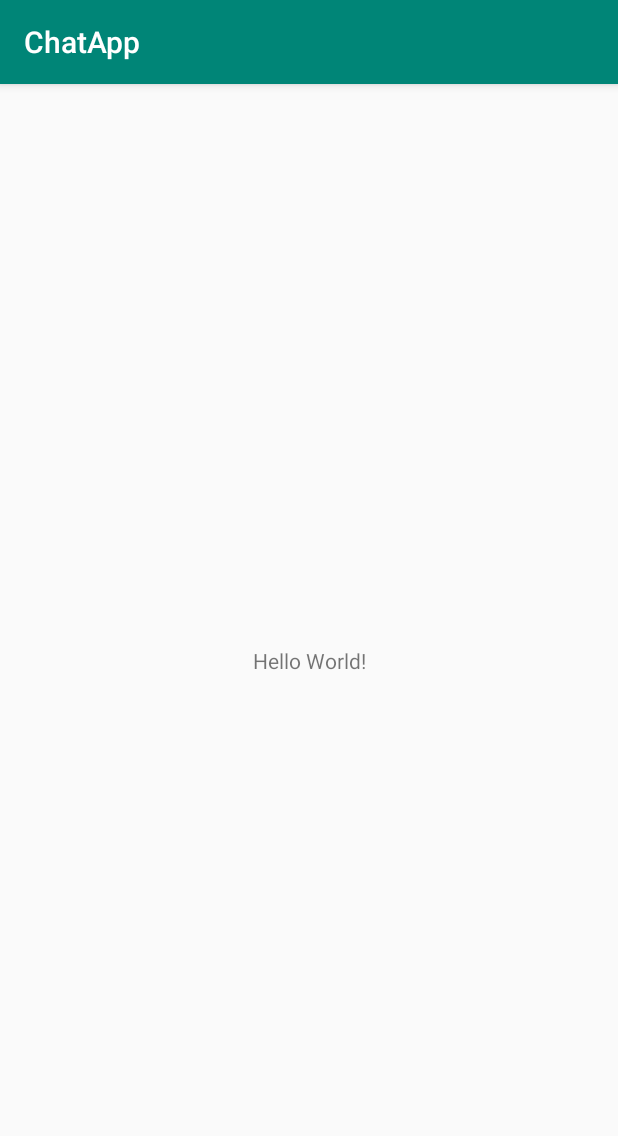
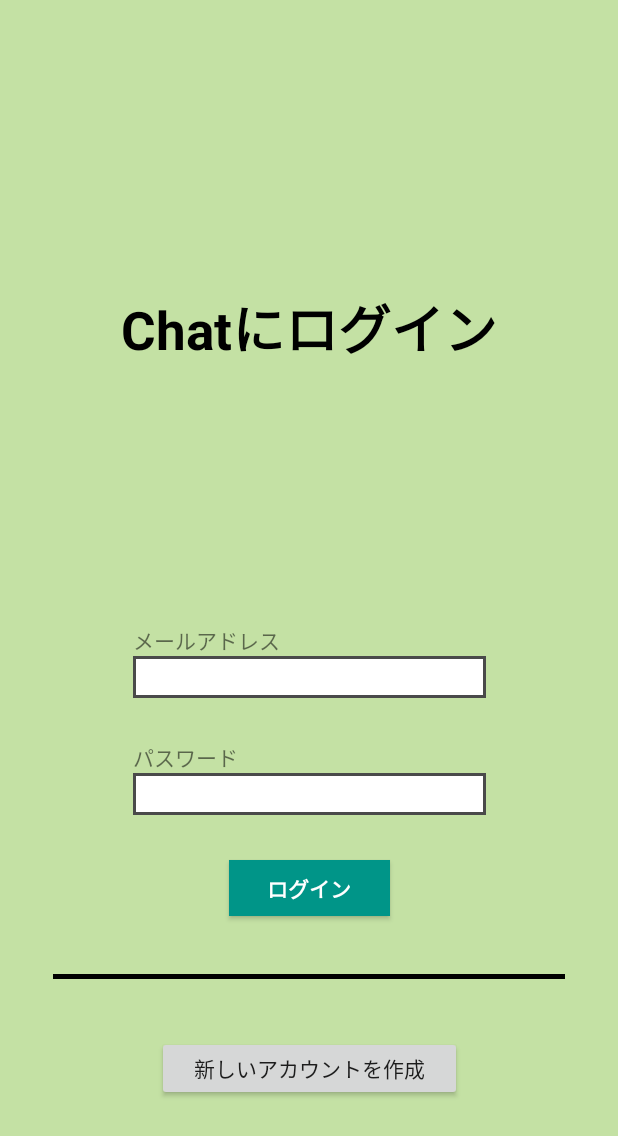
Before and after one commit to Hiroki-Itou/Chat_Application, an Android app: the screen it shows after launch (MainActivity), on a phone screen of 412 x 824 dp. Shown: the top 1136 px of the screen. Run offline under Robolectric (Android 15) with nearby library versions, the phone set to English and light mode, and no system bars.

Commit message:
ログイン画面の作成

```diff
--- a/app/src/main/java/com/basscolor/chatapp/MainActivity.kt
+++ b/app/src/main/java/com/basscolor/chatapp/MainActivity.kt
@@ -7,6 +7,6 @@ class MainActivity : AppCompatActivity() {
 
     override fun onCreate(savedInstanceState: Bundle?) {
         super.onCreate(savedInstanceState)
-        setContentView(R.layout.activity_main)
+        setContentView(R.layout.login_activity)
     }
 }
--- /dev/null
+++ b/app/src/main/res/drawable/view_frame.xml
@@ -0,0 +1,5 @@
+<?xml version="1.0" encoding="utf-8"?>
+<shape xmlns:android="http://schemas.android.com/apk/res/android">
+    <stroke android:width="2dp" android:color="#4a4a4a" />
+    <solid android:color="#ffff" />
+</shape>
--- /dev/null
+++ b/app/src/main/res/layout/login_activity.xml
@@ -0,0 +1,112 @@
+<?xml version="1.0" encoding="utf-8"?>
+<androidx.constraintlayout.widget.ConstraintLayout xmlns:android="http://schemas.android.com/apk/res/android"
+    xmlns:app="http://schemas.android.com/apk/res-auto"
+    xmlns:tools="http://schemas.android.com/tools"
+    android:layout_width="match_parent"
+    android:layout_height="match_parent"
+    android:background="#c4e1a4">
+
+    <TextView
+        android:id="@+id/textView"
+        android:layout_width="288dp"
+        android:layout_height="56dp"
+        android:fontFamily="sans-serif"
+        android:gravity="center"
+        android:text="Chatにログイン"
+        android:textAllCaps="false"
+        android:textColor="#000000"
+        android:textSize="35dp"
+        android:textStyle="bold"
+        app:layout_constraintBottom_toTopOf="@+id/editText2"
+        app:layout_constraintEnd_toEndOf="parent"
+        app:layout_constraintStart_toStartOf="parent"
+        app:layout_constraintTop_toTopOf="parent" />
+
+    <View
+        android:layout_width="fill_parent"
+        android:layout_height="3dp"
+        android:layout_marginStart="35dp"
+        android:layout_marginLeft="35dp"
+        android:layout_marginEnd="35dp"
+        android:layout_marginRight="35dp"
+        android:background="#000000"
+        app:layout_constraintBottom_toTopOf="@+id/button2"
+        app:layout_constraintEnd_toEndOf="parent"
+        app:layout_constraintStart_toStartOf="parent"
+        app:layout_constraintTop_toBottomOf="@+id/button" />
+
+    <TextView
+        android:id="@+id/textView2"
+        android:layout_width="wrap_content"
+        android:layout_height="wrap_content"
+        android:gravity="center"
+        android:text="メールアドレス"
+        app:layout_constraintBottom_toTopOf="@+id/editText2"
+        app:layout_constraintEnd_toEndOf="@+id/editText2"
+        app:layout_constraintHorizontal_bias="0.0"
+        app:layout_constraintStart_toStartOf="@+id/editText2" />
+
+    <TextView
+        android:id="@+id/textView3"
+        android:layout_width="wrap_content"
+        android:layout_height="wrap_content"
+        android:text="パスワード"
+        app:layout_constraintBottom_toTopOf="@+id/editText"
+        app:layout_constraintEnd_toEndOf="@+id/editText"
+        app:layout_constraintHorizontal_bias="0.0"
+        app:layout_constraintStart_toStartOf="@+id/editText" />
+
+    <Button
+        android:id="@+id/button"
+        android:layout_width="107dp"
+        android:layout_height="37dp"
+        android:layout_marginBottom="80dp"
+        android:background="#009588"
+        android:text="ログイン"
+        android:textColor="#ffff"
+        android:textStyle="bold"
+        app:layout_constraintBottom_toTopOf="@+id/button2"
+        app:layout_constraintEnd_toEndOf="parent"
+        app:layout_constraintStart_toStartOf="parent" />
+
+    <EditText
+        android:id="@+id/editText2"
+        android:layout_width="235dp"
+        android:layout_height="28dp"
+        android:layout_marginBottom="50dp"
+        android:background="@drawable/view_frame"
+        android:ems="10"
+        android:inputType="textEmailAddress"
+        android:paddingLeft="5dp"
+        android:paddingTop="0.5dp"
+        android:paddingRight="5dp"
+        app:layout_constraintBottom_toTopOf="@+id/editText"
+        app:layout_constraintEnd_toEndOf="parent"
+        app:layout_constraintStart_toStartOf="parent" />
+
+    <EditText
+        android:id="@+id/editText"
+        android:layout_width="235dp"
+        android:layout_height="28dp"
+        android:layout_marginBottom="30dp"
+        android:background="@drawable/view_frame"
+        android:ems="10"
+        android:inputType="numberPassword"
+        android:paddingLeft="5dp"
+        android:paddingTop="0.5dp"
+        android:paddingRight="5dp"
+        app:layout_constraintBottom_toTopOf="@+id/button"
+        app:layout_constraintEnd_toEndOf="parent"
+        app:layout_constraintStart_toStartOf="parent" />
+
+    <Button
+        android:id="@+id/button2"
+        android:layout_width="203dp"
+        android:layout_height="43dp"
+        android:layout_marginBottom="90dp"
+        android:text="新しいアカウントを作成"
+        app:layout_constraintBottom_toBottomOf="parent"
+        app:layout_constraintEnd_toEndOf="parent"
+        app:layout_constraintStart_toStartOf="parent" />
+
+</androidx.constraintlayout.widget.ConstraintLayout>
--- a/app/src/main/res/values/styles.xml
+++ b/app/src/main/res/values/styles.xml
@@ -1,7 +1,7 @@
 <resources>
 
     <!-- Base application theme. -->
-    <style name="AppTheme" parent="Theme.AppCompat.Light.DarkActionBar">
+    <style name="AppTheme" parent="Theme.AppCompat.Light.NoActionBar">
         <!-- Customize your theme here. -->
         <item name="colorPrimary">@color/colorPrimary</item>
         <item name="colorPrimaryDark">@color/colorPrimaryDark</item>
```
